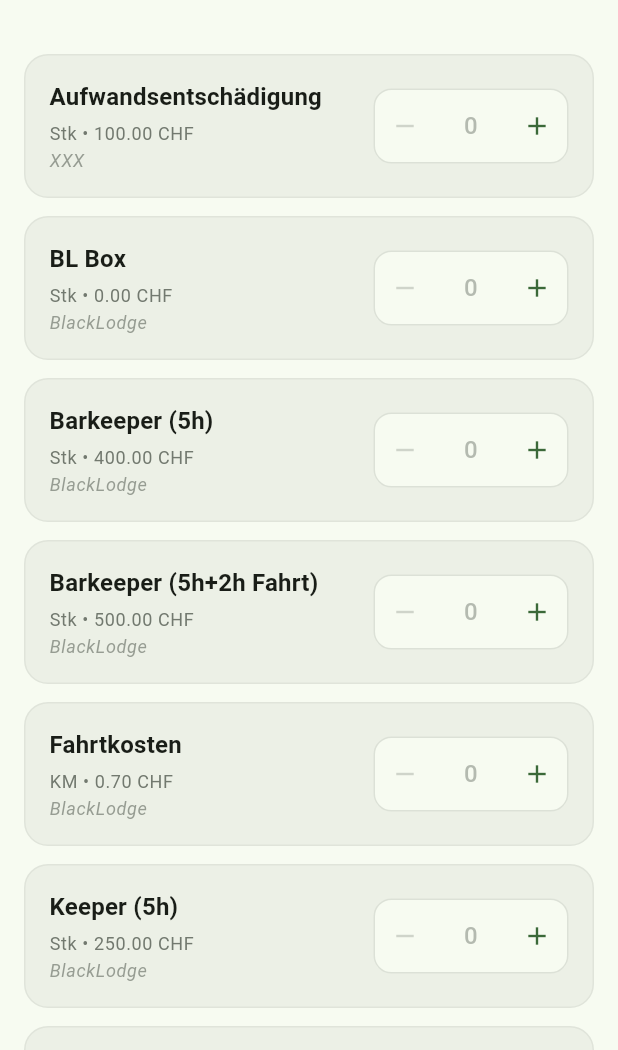
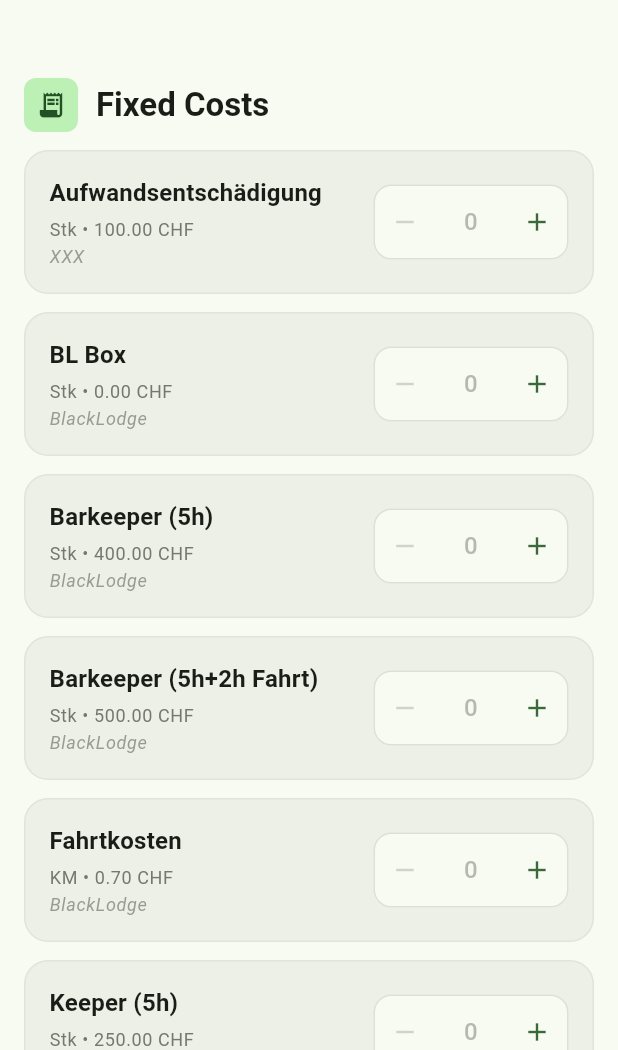
Before and after one commit to theblacklodgeswiss/cocktail-planner, a Flutter app: the ShoppingListScreen screen opened by its route, on a phone screen of 412 x 824 dp, the part 186-1236 px from its top. Run offline on Flutter 3.47's test engine with Material 3 defaults, Android fonts, the phone set to English and light mode, and no system bars; our stand-ins replace cloud_firestore, easy_localization, firebase_auth, firebase_core, go_router; accounts and stored records are empty; generated files the repository leaves out were written again; network calls fail; statements that could not run were skipped.

Commit message:
Separate ingredients and fixed costs in shopping list - side by side on desktop

```diff
--- a/assets/translations/de.json
+++ b/assets/translations/de.json
@@ -16,6 +16,8 @@
     "title": "Einkaufsliste",
     "empty": "Keine passenden Zutaten aus der Materialliste gefunden.",
     "amount_hint": "0",
-    "load_error": "Einkaufsliste konnte nicht geladen werden."
+    "load_error": "Einkaufsliste konnte nicht geladen werden.",
+    "section_ingredients": "Zutaten",
+    "section_fixed_costs": "Fixkosten"
   }
 }
--- a/assets/translations/en.json
+++ b/assets/translations/en.json
@@ -16,6 +16,8 @@
     "title": "Shopping List",
     "empty": "No matching ingredients found in the material list.",
     "amount_hint": "0",
-    "load_error": "Could not load shopping list."
+    "load_error": "Could not load shopping list.",
+    "section_ingredients": "Ingredients",
+    "section_fixed_costs": "Fixed Costs"
   }
 }
--- a/lib/screens/shopping_list_screen.dart
+++ b/lib/screens/shopping_list_screen.dart
@@ -48,24 +48,21 @@ class _ShoppingListScreenState extends State<ShoppingListScreen> {
     });
   }
 
-  List<MaterialItem> _buildFilteredItems(CocktailData data) {
+  /// Returns (ingredients, fixedValues) separately
+  ({List<MaterialItem> ingredients, List<MaterialItem> fixedValues}) _buildSeparatedItems(CocktailData data) {
     final requiredIngredients = appState.selectedRecipes
         .expand((recipe) => recipe.ingredients)
         .toSet();
 
     final filteredRecipeItems = data.materials
         .where((item) => requiredIngredients.contains(item.name))
-        .toList();
-
-    final mergedByKey = <String, MaterialItem>{
-      for (final item in [...filteredRecipeItems, ...data.fixedValues])
-        '${item.name}|${item.unit}|${item.note}': item,
-    };
-
-    final items = mergedByKey.values.toList()
+        .toList()
       ..sort((a, b) => a.name.compareTo(b.name));
 
-    return items;
+    final fixedValues = data.fixedValues.toList()
+      ..sort((a, b) => a.name.compareTo(b.name));
+
+    return (ingredients: filteredRecipeItems, fixedValues: fixedValues);
   }
 
   String _itemKey(MaterialItem item) => '${item.name}|${item.unit}';
@@ -115,14 +112,22 @@ class _ShoppingListScreenState extends State<ShoppingListScreen> {
           );
         }
 
-        final items = _buildFilteredItems(snapshot.data!);
-        final total = _calculateTotal(items);
+        final separated = _buildSeparatedItems(snapshot.data!);
+        final allItems = [...separated.ingredients, ...separated.fixedValues];
+        final total = _calculateTotal(allItems);
 
         return Scaffold(
           backgroundColor: colorScheme.surface,
-          body: items.isEmpty
+          body: allItems.isEmpty
               ? _buildEmptyState(context, colorScheme, textTheme)
-              : _buildShoppingList(context, items, total, colorScheme, textTheme),
+              : _buildShoppingList(
+                  context,
+                  separated.ingredients,
+                  separated.fixedValues,
+                  total,
+                  colorScheme,
+                  textTheme,
+                ),
         );
       },
     );
@@ -164,56 +169,212 @@ class _ShoppingListScreenState extends State<ShoppingListScreen> {
 
   Widget _buildShoppingList(
     BuildContext context,
-    List<MaterialItem> items,
+    List<MaterialItem> ingredients,
+    List<MaterialItem> fixedValues,
     double total,
     ColorScheme colorScheme,
     TextTheme textTheme,
   ) {
     return LayoutBuilder(
       builder: (context, constraints) {
-        final isWide = constraints.maxWidth > 600;
-        final crossAxisCount = isWide ? (constraints.maxWidth ~/ 340).clamp(2, 4) : 1;
+        final isWide = constraints.maxWidth > 900;
 
+        if (isWide) {
+          // Desktop: Two columns side by side
           return CustomScrollView(
             slivers: [
               _buildSliverAppBar(context, colorScheme, textTheme, total),
               SliverPadding(
-              padding: EdgeInsets.fromLTRB(
-                isWide ? 24 : 16,
-                8,
-                isWide ? 24 : 16,
-                100,
-              ),
-              sliver: isWide
-                  ? SliverGrid(
-                      gridDelegate: SliverGridDelegateWithFixedCrossAxisCount(
-                        crossAxisCount: crossAxisCount,
-                        mainAxisSpacing: 12,
-                        crossAxisSpacing: 12,
-                        mainAxisExtent: 100,
-                      ),
-                      delegate: SliverChildBuilderDelegate(
-                        (context, index) => _buildItemCard(
-                          context, items[index], colorScheme, textTheme,
-                        ),
-                        childCount: items.length,
-                      ),
-                    )
-                  : SliverList(
-                      delegate: SliverChildBuilderDelegate(
-                        (context, index) => Padding(
-                          padding: const EdgeInsets.only(bottom: 12),
-                          child: _buildItemCard(
-                            context, items[index], colorScheme, textTheme,
+                padding: const EdgeInsets.fromLTRB(24, 8, 24, 100),
+                sliver: SliverToBoxAdapter(
+                  child: Row(
+                    crossAxisAlignment: CrossAxisAlignment.start,
+                    children: [
+                      // Ingredients column
+                      Expanded(
+                        flex: 3,
+                        child: _buildSection(
+                          context,
+                          translate(context, 'shopping.section_ingredients'),
+                          Icons.local_bar,
+                          ingredients,
+                          colorScheme,
+                          textTheme,
                         ),
                       ),
-                        childCount: items.length,
+                      const SizedBox(width: 24),
+                      // Fixed values column
+                      Expanded(
+                        flex: 2,
+                        child: _buildSection(
+                          context,
+                          translate(context, 'shopping.section_fixed_costs'),
+                          Icons.receipt_long,
+                          fixedValues,
+                          colorScheme,
+                          textTheme,
+                        ),
+                      ),
+                    ],
                   ),
                 ),
               ),
             ],
           );
+        } else {
+          // Mobile/Tablet: Stacked vertically
+          return CustomScrollView(
+            slivers: [
+              _buildSliverAppBar(context, colorScheme, textTheme, total),
+              // Ingredients section
+              if (ingredients.isNotEmpty) ...[
+                _buildSectionHeader(
+                  context,
+                  translate(context, 'shopping.section_ingredients'),
+                  Icons.local_bar,
+                  colorScheme,
+                  textTheme,
+                ),
+                _buildItemsSliver(ingredients, colorScheme, textTheme),
+              ],
+              // Fixed values section
+              if (fixedValues.isNotEmpty) ...[
+                _buildSectionHeader(
+                  context,
+                  translate(context, 'shopping.section_fixed_costs'),
+                  Icons.receipt_long,
+                  colorScheme,
+                  textTheme,
+                ),
+                _buildItemsSliver(fixedValues, colorScheme, textTheme),
+              ],
+              // Bottom padding
+              const SliverPadding(padding: EdgeInsets.only(bottom: 100)),
+            ],
+          );
+        }
       },
+    );
+  }
+
+  Widget _buildSection(
+    BuildContext context,
+    String title,
+    IconData icon,
+    List<MaterialItem> items,
+    ColorScheme colorScheme,
+    TextTheme textTheme,
+  ) {
+    if (items.isEmpty) {
+      return const SizedBox.shrink();
+    }
+
+    return Column(
+      crossAxisAlignment: CrossAxisAlignment.start,
+      children: [
+        // Section header
+        Padding(
+          padding: const EdgeInsets.only(bottom: 16),
+          child: Row(
+            children: [
+              Container(
+                padding: const EdgeInsets.all(8),
+                decoration: BoxDecoration(
+                  color: colorScheme.primaryContainer,
+                  borderRadius: BorderRadius.circular(8),
+                ),
+                child: Icon(
+                  icon,
+                  size: 20,
+                  color: colorScheme.onPrimaryContainer,
+                ),
+              ),
+              const SizedBox(width: 12),
+              Text(
+                title,
+                style: textTheme.titleLarge?.copyWith(
+                  fontWeight: FontWeight.w600,
+                ),
+              ),
+              const SizedBox(width: 8),
+              Container(
+                padding: const EdgeInsets.symmetric(horizontal: 8, vertical: 2),
+                decoration: BoxDecoration(
+                  color: colorScheme.surfaceContainerHighest,
+                  borderRadius: BorderRadius.circular(12),
+                ),
+                child: Text(
+                  '${items.length}',
+                  style: textTheme.labelMedium?.copyWith(
+                    color: colorScheme.onSurfaceVariant,
+                  ),
+                ),
+              ),
+            ],
+          ),
+        ),
+        // Items
+        ...items.map((item) => Padding(
+          padding: const EdgeInsets.only(bottom: 12),
+          child: _buildItemCard(context, item, colorScheme, textTheme),
+        )),
+      ],
+    );
+  }
+
+  SliverToBoxAdapter _buildSectionHeader(
+    BuildContext context,
+    String title,
+    IconData icon,
+    ColorScheme colorScheme,
+    TextTheme textTheme,
+  ) {
+    return SliverToBoxAdapter(
+      child: Padding(
+        padding: const EdgeInsets.fromLTRB(16, 24, 16, 12),
+        child: Row(
+          children: [
+            Container(
+              padding: const EdgeInsets.all(8),
+              decoration: BoxDecoration(
+                color: colorScheme.primaryContainer,
+                borderRadius: BorderRadius.circular(8),
+              ),
+              child: Icon(
+                icon,
+                size: 20,
+                color: colorScheme.onPrimaryContainer,
+              ),
+            ),
+            const SizedBox(width: 12),
+            Text(
+              title,
+              style: textTheme.titleLarge?.copyWith(
+                fontWeight: FontWeight.w600,
+              ),
+            ),
+          ],
+        ),
+      ),
+    );
+  }
+
+  SliverPadding _buildItemsSliver(
+    List<MaterialItem> items,
+    ColorScheme colorScheme,
+    TextTheme textTheme,
+  ) {
+    return SliverPadding(
+      padding: const EdgeInsets.symmetric(horizontal: 16),
+      sliver: SliverList(
+        delegate: SliverChildBuilderDelegate(
+          (context, index) => Padding(
+            padding: const EdgeInsets.only(bottom: 12),
+            child: _buildItemCard(context, items[index], colorScheme, textTheme),
+          ),
+          childCount: items.length,
+        ),
+      ),
     );
   }
 
```
Lines whose indentation alone changed are shown as unchanged.
